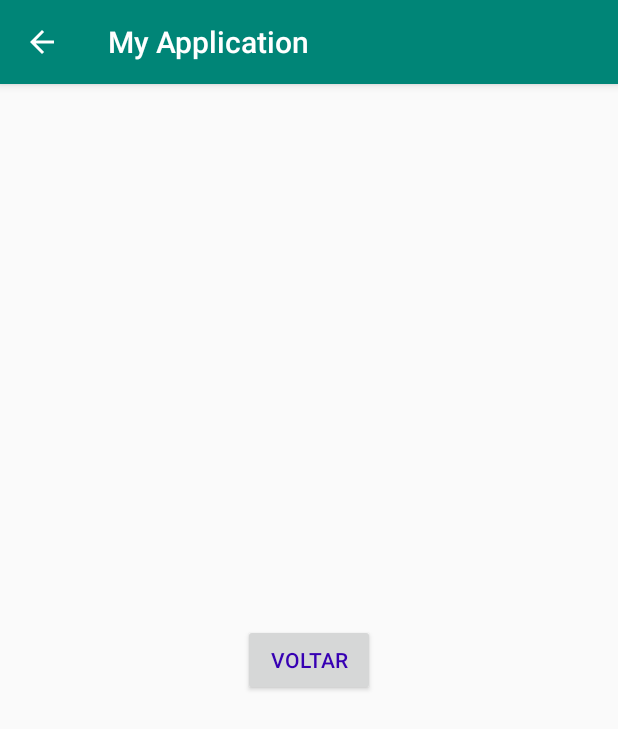
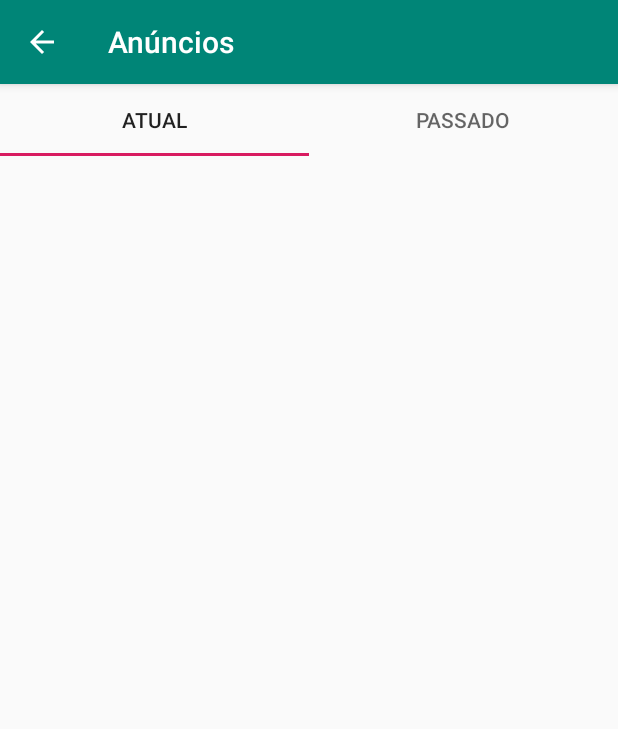
Before and after one commit to jcoelh0/IHC-AEEB, an Android app: the Anuncios screen opened directly, with no data from a screen before it, on a phone screen of 412 x 824 dp. Shown: the top 729 px of the screen. Run offline under Robolectric (Android 15) with nearby library versions, the phone set to English and light mode, and no system bars.

Commit message:
activity_anuncios_add created

```diff
--- a/app/src/main/res/layout/activity_anuncios.xml
+++ b/app/src/main/res/layout/activity_anuncios.xml
@@ -1,23 +1,29 @@
 <?xml version="1.0" encoding="utf-8"?>
-<android.support.constraint.ConstraintLayout xmlns:android="http://schemas.android.com/apk/res/android"
+<android.support.constraint.ConstraintLayout
+    xmlns:android="http://schemas.android.com/apk/res/android"
     xmlns:app="http://schemas.android.com/apk/res-auto"
     xmlns:tools="http://schemas.android.com/tools"
     android:layout_width="match_parent"
     android:layout_height="match_parent"
     tools:context=".Anuncios">
 
-    <Button
-        android:id="@+id/button"
-        android:layout_width="wrap_content"
+    <android.support.design.widget.TabLayout
+        android:id="@+id/tabLayout"
+        android:layout_width="0dp"
         android:layout_height="wrap_content"
-        android:layout_marginStart="8dp"
-        android:layout_marginTop="8dp"
-        android:layout_marginEnd="8dp"
-        android:layout_marginBottom="8dp"
-        android:text="@string/voltar"
-        android:textColor="@color/design_default_color_primary_dark"
-        app:layout_constraintBottom_toBottomOf="parent"
         app:layout_constraintEnd_toEndOf="parent"
         app:layout_constraintStart_toStartOf="parent"
-        app:layout_constraintTop_toTopOf="parent" />
+        app:layout_constraintTop_toTopOf="parent">
+
+        <android.support.design.widget.TabItem
+            android:layout_width="wrap_content"
+            android:layout_height="wrap_content"
+            android:text="@string/atual" />
+
+        <android.support.design.widget.TabItem
+            android:layout_width="wrap_content"
+            android:layout_height="wrap_content"
+            android:text="@string/passado" />
+
+    </android.support.design.widget.TabLayout>
 </android.support.constraint.ConstraintLayout>
--- a/app/src/main/res/values/strings.xml
+++ b/app/src/main/res/values/strings.xml
@@ -21,4 +21,7 @@
     <string name="title_activity_atividades_extracur">Atividades Extracurriculares</string>
     <string name="atual">Atual</string>
     <string name="passado">Passado</string>
+    <string name="hint">hint</string>
+    <string name="texto_anuncio">Texto do anúncio</string>
+    <string name="titulo">Título</string>
 </resources>
```
Also changed, not shown: app/src/main/AndroidManifest.xml (+8 -1 lines), app/src/main/java/com/example/myapplication/anuncios_add.java (added, +13 -0 lines), app/src/main/res/layout/activity_anuncios_add.xml (added, +52 -0 lines), app/src/main/res/menu/menu_anuncios.xml (added, +9 -0 lines).
